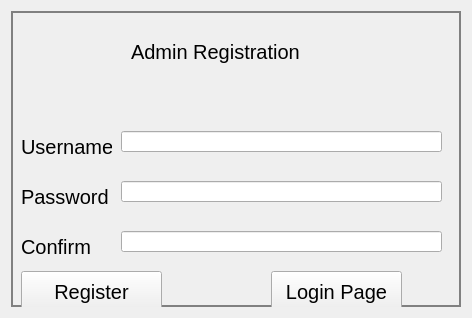
First picture: the form in regi.ui, repository poshan12635/project, before the edit.
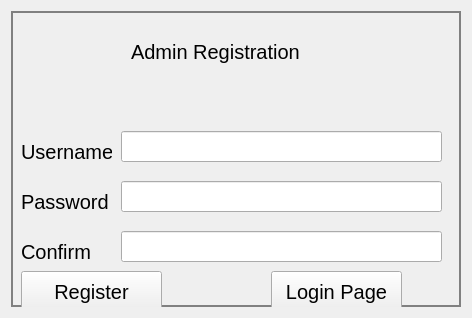
Second picture: the form after the edit. Icons and pictures are not drawn.

What changed in the file:
```diff
--- a/regi.ui
+++ b/regi.ui
@@ -54,7 +54,7 @@
         <x>10</x>
         <y>120</y>
         <width>91</width>
-        <height>31</height>
+        <height>41</height>
        </rect>
       </property>
       <property name="styleSheet">
@@ -71,7 +71,7 @@
         <x>10</x>
         <y>170</y>
         <width>91</width>
-        <height>31</height>
+        <height>41</height>
        </rect>
       </property>
       <property name="styleSheet">
@@ -88,7 +88,7 @@
         <x>10</x>
         <y>220</y>
         <width>91</width>
-        <height>31</height>
+        <height>41</height>
        </rect>
       </property>
       <property name="styleSheet">
@@ -105,7 +105,7 @@
         <x>110</x>
         <y>120</y>
         <width>321</width>
-        <height>21</height>
+        <height>31</height>
        </rect>
       </property>
      </widget>
@@ -115,7 +115,7 @@
         <x>110</x>
         <y>170</y>
         <width>321</width>
-        <height>21</height>
+        <height>31</height>
        </rect>
       </property>
      </widget>
@@ -125,7 +125,7 @@
         <x>110</x>
         <y>220</y>
         <width>321</width>
-        <height>21</height>
+        <height>31</height>
        </rect>
       </property>
      </widget>
```
